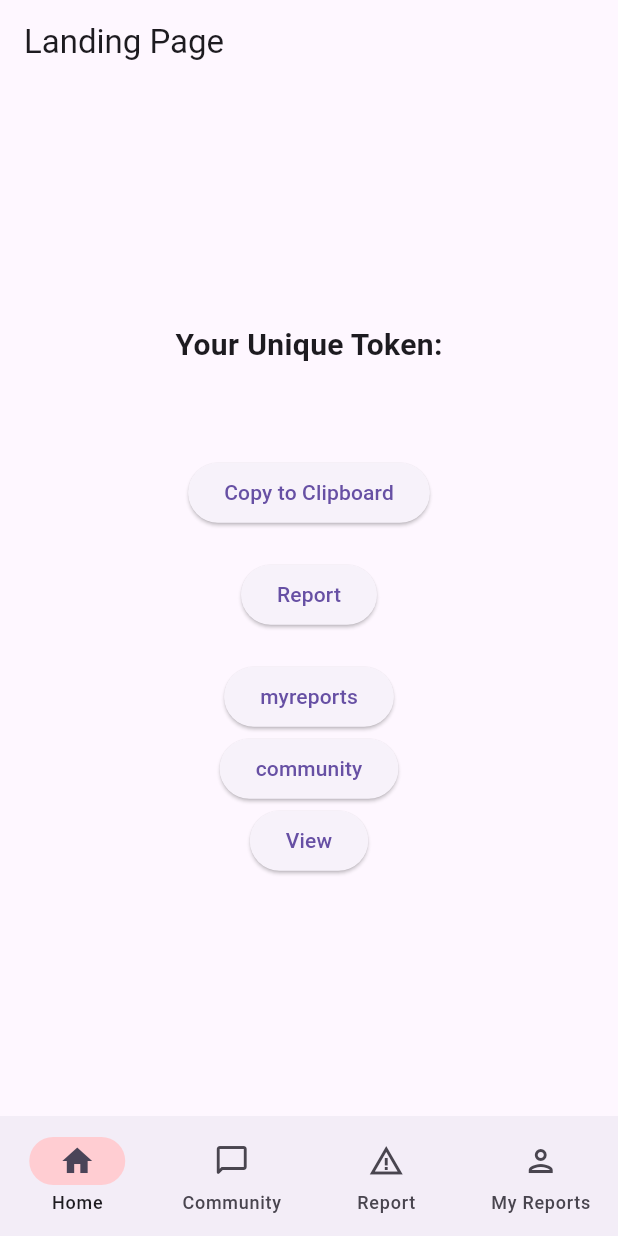
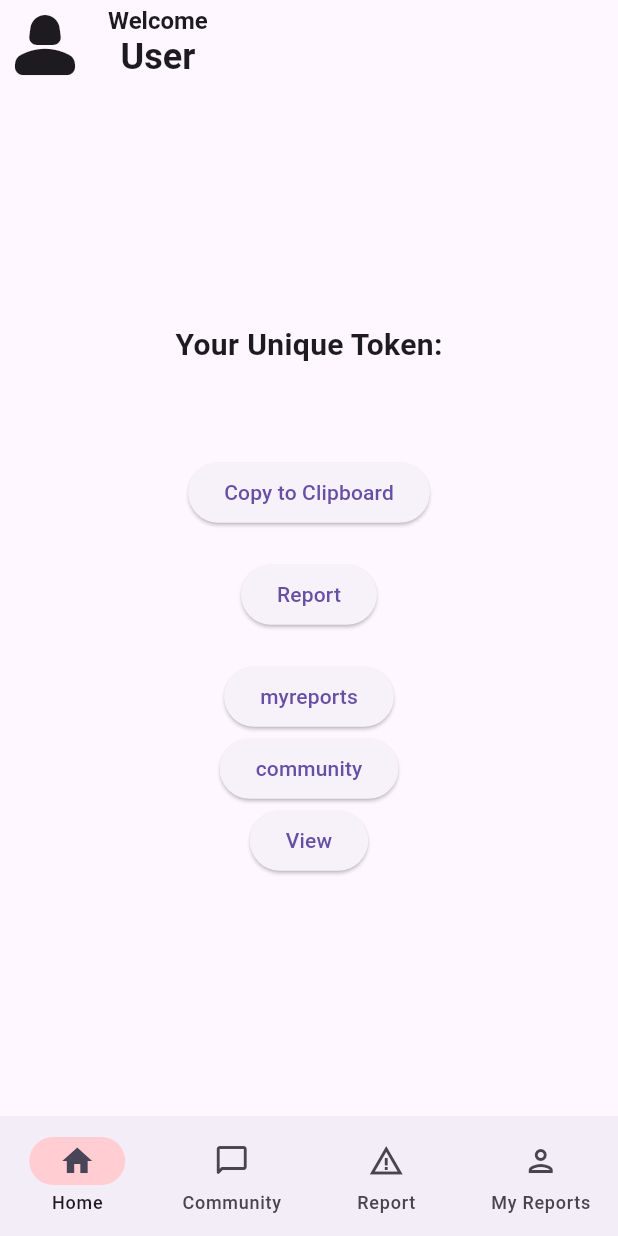
Before and after one commit to Gayatri018/UniGuard, a Flutter app: the LandingPage screen opened directly with empty values, on a phone screen of 412 x 824 dp. Run offline on Flutter 3.47's test engine with Material 3 defaults, Android fonts, the phone set to English and light mode, and no system bars; our stand-ins replace cloud_firestore, firebase_auth, firebase_core, firebase_storage, get, google_maps_flutter and 2 more; accounts and stored records are empty.

Commit message:
added the top bar

```diff
--- a/lib/screens/landing_page.dart
+++ b/lib/screens/landing_page.dart
@@ -53,7 +53,19 @@ class _LandingPageState extends State<LandingPage> {
           ),
         ],
       ),
-      appBar: AppBar(title: Text('Landing Page')),
+      appBar: AppBar(
+          leading: Icon(Icons.person_2_rounded, size: 60,),
+          title: Column(
+              children: [Text(
+                  "Welcome",
+                  style: TextStyle(fontSize: 16, fontWeight: FontWeight.bold),
+              ),
+                Text(
+                  "User",
+                  style: TextStyle(fontSize: 24, fontWeight: FontWeight.bold),
+                )],
+        ),
+      ),
       body: Center(
         child: Column(
           mainAxisAlignment: MainAxisAlignment.center,
```
